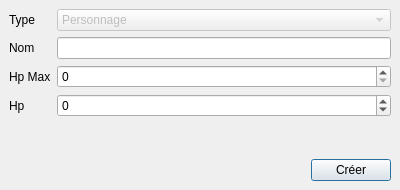
Qt form src/GameObjects/GameObjectDialog.ui (Nepta/nixjdr) before a commit.
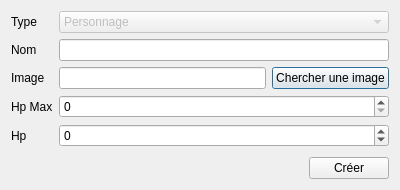
The same form after that commit.

Commit message: custom tokens can now have a custom image

```diff
--- a/src/GameObjects/GameObjectDialog.ui
+++ b/src/GameObjects/GameObjectDialog.ui
@@ -19,19 +19,7 @@
   <property name="windowTitle">
    <string>Edition d'élément de jeu</string>
   </property>
-  <layout class="QVBoxLayout" name="verticalLayout" stretch="10,0">
-   <property name="leftMargin">
-    <number>9</number>
-   </property>
-   <property name="topMargin">
-    <number>9</number>
-   </property>
-   <property name="rightMargin">
-    <number>9</number>
-   </property>
-   <property name="bottomMargin">
-    <number>9</number>
-   </property>
+  <layout class="QVBoxLayout" name="verticalLayout">
    <item>
     <layout class="QFormLayout" name="formLayout">
      <property name="fieldGrowthPolicy">
@@ -46,30 +34,6 @@
      <property name="leftMargin">
       <number>0</number>
      </property>
-     <item row="1" column="0">
-      <widget class="QLabel" name="label">
-       <property name="text">
-        <string>Nom</string>
-       </property>
-      </widget>
-     </item>
-     <item row="1" column="1">
-      <widget class="QLineEdit" name="m_NameEdit"/>
-     </item>
-     <item row="2" column="0">
-      <widget class="QLabel" name="label_2">
-       <property name="text">
-        <string>Hp Max</string>
-       </property>
-      </widget>
-     </item>
-     <item row="2" column="1">
-      <widget class="QSpinBox" name="m_HpMaxEdit">
-       <property name="maximum">
-        <number>1000</number>
-       </property>
-      </widget>
-     </item>
      <item row="0" column="0">
       <widget class="QLabel" name="label_3">
        <property name="text">
@@ -89,14 +53,45 @@
        </item>
       </widget>
      </item>
+     <item row="1" column="0">
+      <widget class="QLabel" name="label">
+       <property name="text">
+        <string>Nom</string>
+       </property>
+      </widget>
+     </item>
+     <item row="1" column="1">
+      <widget class="QLineEdit" name="m_NameEdit"/>
+     </item>
+     <item row="2" column="0">
+      <widget class="QLabel" name="label_5">
+       <property name="text">
+        <string>Image</string>
+       </property>
+      </widget>
+     </item>
      <item row="3" column="0">
+      <widget class="QLabel" name="label_2">
+       <property name="text">
+        <string>Hp Max</string>
+       </property>
+      </widget>
+     </item>
+     <item row="3" column="1">
+      <widget class="QSpinBox" name="m_HpMaxEdit">
+       <property name="maximum">
+        <number>1000</number>
+       </property>
+      </widget>
+     </item>
+     <item row="4" column="0">
       <widget class="QLabel" name="label_4">
        <property name="text">
         <string>Hp</string>
        </property>
       </widget>
      </item>
-     <item row="3" column="1">
+     <item row="4" column="1">
       <widget class="QSpinBox" name="m_HpEdit">
        <property name="minimum">
         <number>-1000</number>
@@ -106,6 +101,20 @@
        </property>
       </widget>
      </item>
+     <item row="2" column="1">
+      <layout class="QHBoxLayout" name="horizontalLayout_2">
+       <item>
+        <widget class="QLineEdit" name="m_ImageEdit"/>
+       </item>
+       <item>
+        <widget class="QPushButton" name="m_SearchButton">
+         <property name="text">
+          <string>Chercher une image</string>
+         </property>
+        </widget>
+       </item>
+      </layout>
+     </item>
     </layout>
    </item>
    <item>
```
The commit also changes 5 other files.
